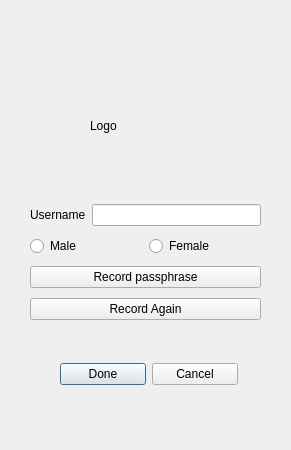
Shuang777/tippi_demo, file signin.ui: the form before one commit.
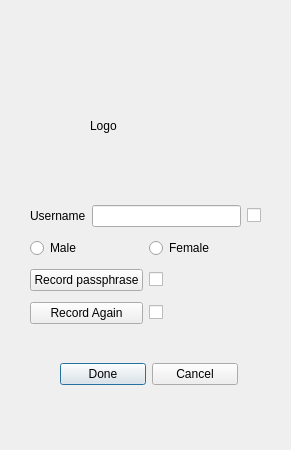
The form after the commit.

Commit message: checkbox to indicate status done

Patch:
```diff
--- a/signin.ui
+++ b/signin.ui
@@ -35,7 +35,7 @@
      <x>30</x>
      <y>200</y>
      <width>231</width>
-     <height>127</height>
+     <height>131</height>
     </rect>
    </property>
    <layout class="QVBoxLayout" name="verticalLayout">
@@ -51,6 +51,25 @@
       <item>
        <widget class="QLineEdit" name="lineEdit"/>
       </item>
+      <item>
+       <widget class="QCheckBox" name="checkBox3">
+        <property name="mouseTracking">
+         <bool>false</bool>
+        </property>
+        <property name="focusPolicy">
+         <enum>Qt::NoFocus</enum>
+        </property>
+        <property name="autoFillBackground">
+         <bool>false</bool>
+        </property>
+        <property name="text">
+         <string/>
+        </property>
+        <property name="checkable">
+         <bool>true</bool>
+        </property>
+       </widget>
+      </item>
      </layout>
     </item>
     <item>
@@ -72,6 +91,8 @@
      </layout>
     </item>
     <item>
+     <layout class="QHBoxLayout" name="horizontalLayout_4">
+      <item>
      <widget class="QPushButton" name="recordButton">
       <property name="focusPolicy">
        <enum>Qt::NoFocus</enum>
@@ -82,6 +103,29 @@
      </widget>
     </item>
     <item>
+       <widget class="QCheckBox" name="checkBox">
+        <property name="enabled">
+         <bool>true</bool>
+        </property>
+        <property name="mouseTracking">
+         <bool>false</bool>
+        </property>
+        <property name="focusPolicy">
+         <enum>Qt::NoFocus</enum>
+        </property>
+        <property name="text">
+         <string/>
+        </property>
+        <property name="checkable">
+         <bool>true</bool>
+        </property>
+       </widget>
+      </item>
+     </layout>
+    </item>
+    <item>
+     <layout class="QHBoxLayout" name="horizontalLayout_5">
+      <item>
      <widget class="QPushButton" name="recordAgainButton">
       <property name="focusPolicy">
        <enum>Qt::NoFocus</enum>
@@ -91,6 +135,27 @@
       </property>
      </widget>
     </item>
+      <item>
+       <widget class="QCheckBox" name="checkBox2">
+        <property name="enabled">
+         <bool>true</bool>
+        </property>
+        <property name="mouseTracking">
+         <bool>false</bool>
+        </property>
+        <property name="focusPolicy">
+         <enum>Qt::NoFocus</enum>
+        </property>
+        <property name="text">
+         <string/>
+        </property>
+        <property name="checkable">
+         <bool>true</bool>
+        </property>
+       </widget>
+      </item>
+     </layout>
+    </item>
    </layout>
   </widget>
   <widget class="QWidget" name="layoutWidget">
```
Left out of the diff: 7 changed lines with no effect on the pictures. Lines whose indentation alone changed are shown as unchanged. The commit also changes 6 other files.
